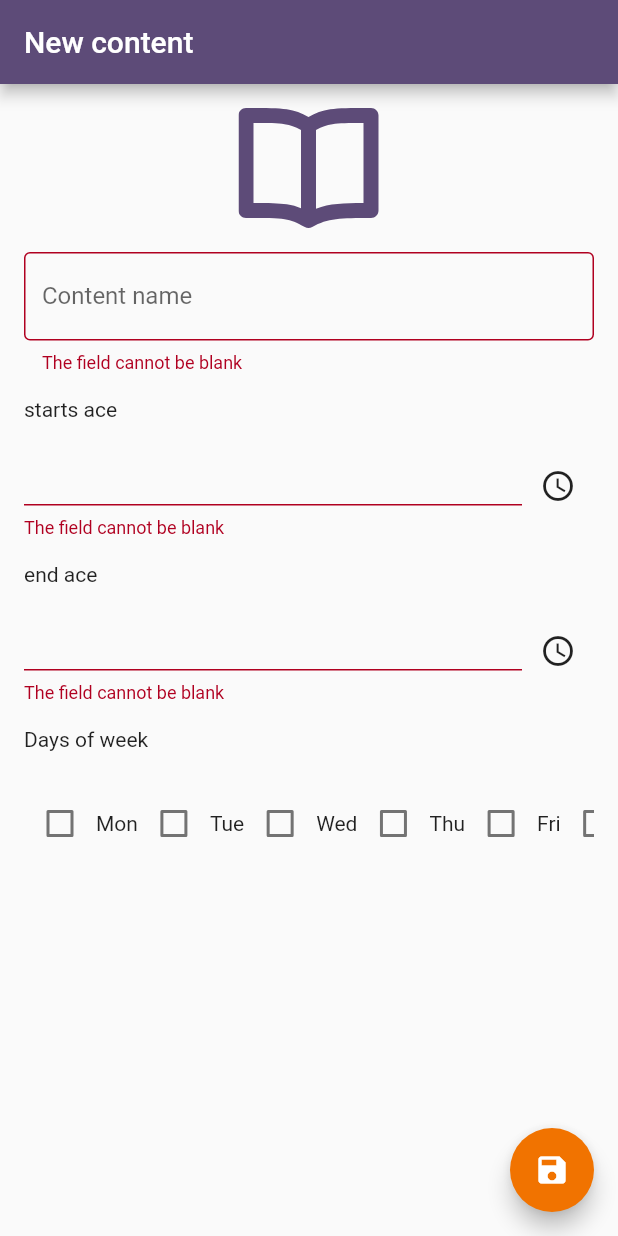
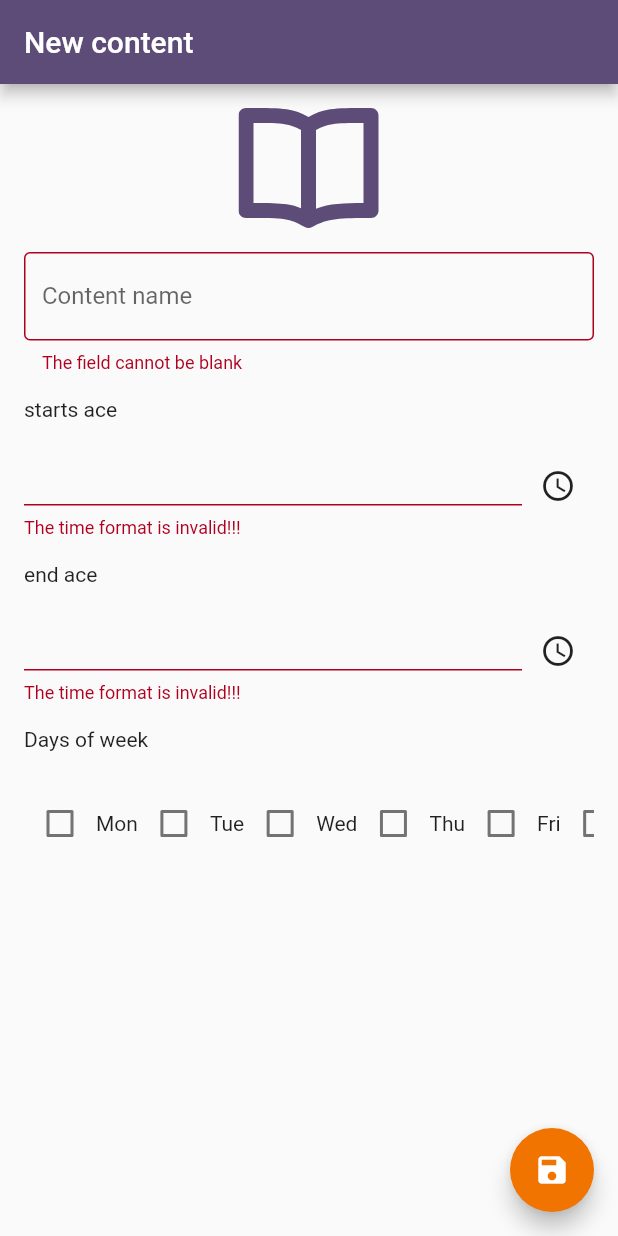
Before and after one commit to andersonchoren/tcc_pos_mobile, a Flutter app: the AddContent screen opened directly with empty values, after a tap on the "save" icon, on a phone screen of 412 x 824 dp. Run offline on Flutter 3.47's test engine with Material 2 defaults, Android fonts, the light colour scheme and no system bars; our stand-ins replace flutter_masked_text2, flutter_svg, flutter_translate, sqflite; missing offline and left inert: flutter_alarm_clock; accounts and stored records are empty.

Commit message:
fix: Correção na validação da hora

```diff
--- a/assets/i18n/en.json
+++ b/assets/i18n/en.json
@@ -1,7 +1,8 @@
 {
   "error": "There was an unexpected error!!!",
   "form": {
-    "empty_input": "The field cannot be blank"
+    "empty_input": "The field cannot be blank",
+    "time_input": "The time format is invalid!!!"
   },
   "remove_alert": {
     "title": "Are you sure you want to remove this record?",
--- a/assets/i18n/es.json
+++ b/assets/i18n/es.json
@@ -1,7 +1,8 @@
 {
   "error": "Hubo un error inesperado!!!",
   "form": {
-    "empty_input": "El campo no puede estar en blanco"
+    "empty_input": "El campo no puede estar en blanco",
+    "time_input": "El formato de hora no es válido!!!"
   },
   "remove_alert": {
     "title": "¿Está seguro de que desea eliminar este registro?",
--- a/assets/i18n/pt.json
+++ b/assets/i18n/pt.json
@@ -1,7 +1,8 @@
 {
   "error": "Houve um erro inesperado!!!",
   "form": {
-    "empty_input": "O campo não pode ficar em branco"
+    "empty_input": "O campo não pode ficar em branco",
+    "time_input": "O formato da hora é inválido!!!"
   },
   "remove_alert":{
     "title":"Tem certeza que deseja remover esse registro?",
--- a/lib/model/form_validation.dart
+++ b/lib/model/form_validation.dart
@@ -1,3 +1,7 @@
-String? validateContentEmpty(String value,String message) {
+String? validateContentEmpty(String value, String message) {
   return value.isEmpty ? message : null;
 }
+
+String? validateTimeInput(String value, String message) {
+  return value.length < 5 ? message : null;
+}
--- a/lib/screens/add_content/components/time_input.dart
+++ b/lib/screens/add_content/components/time_input.dart
@@ -30,9 +30,9 @@ class _TimeInputState extends State<TimeInput> {
             Expanded(
               child: TextFormField(
                 controller: widget.inputController,
-                validator: (value) => validateContentEmpty(
+                validator: (value) => validateTimeInput(
                   value!,
-                  translate("form.empty_input"),
+                  translate("form.time_input"),
                 ),
               ),
             ),
```
